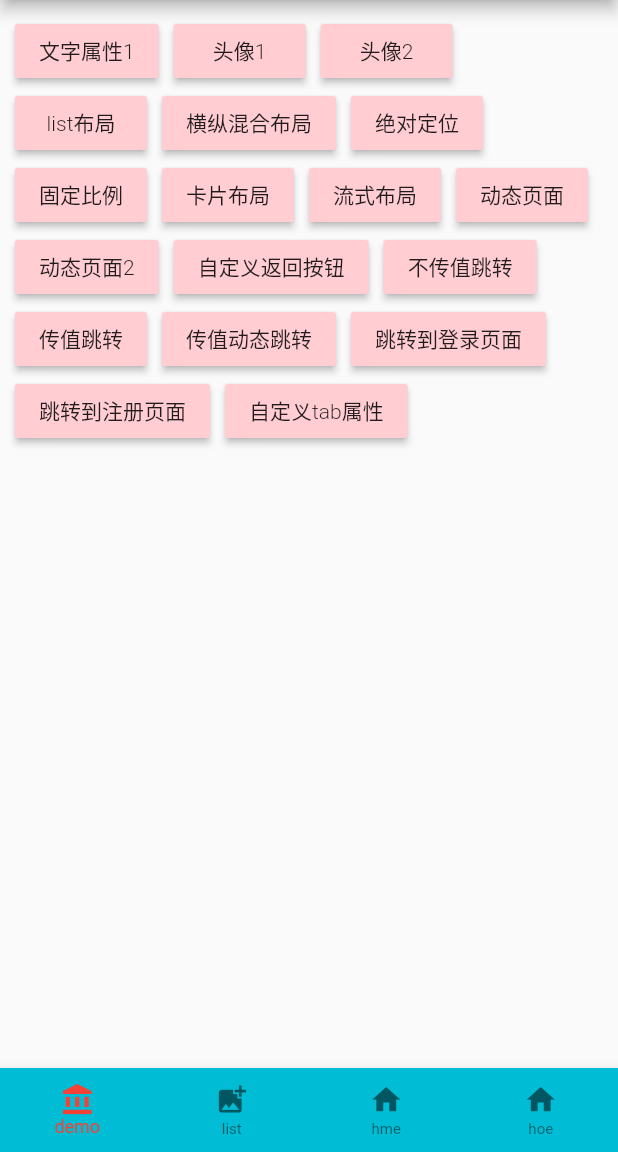
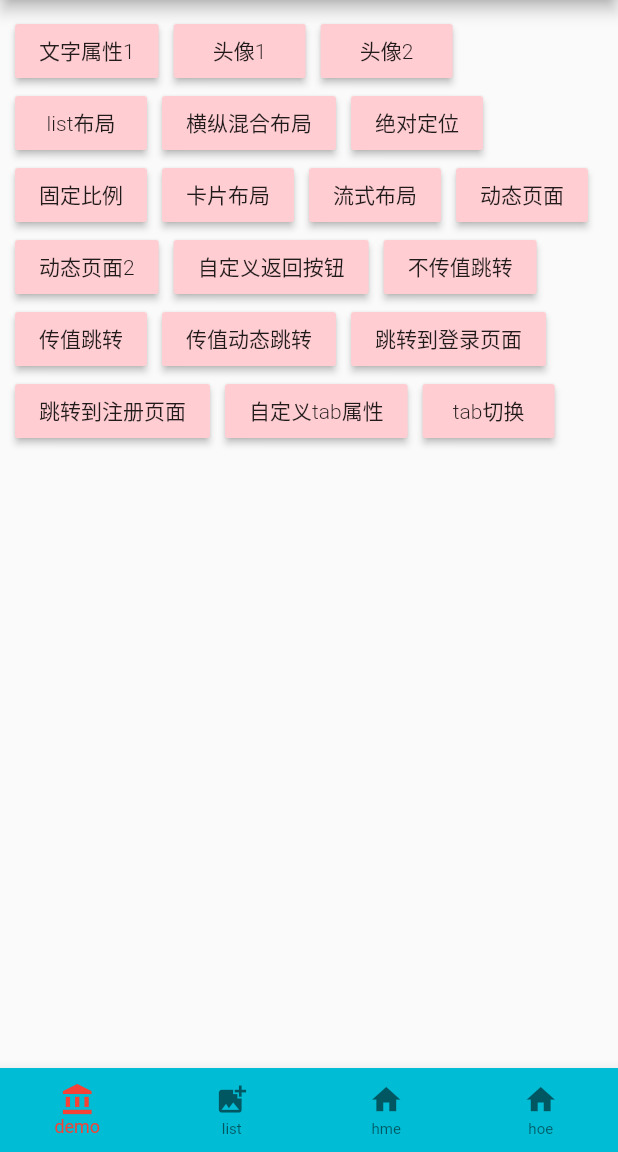
Before and after one commit to tcyeee/flutter_note, a Flutter app: the screen it shows after launch, on a phone screen of 412 x 824 dp, the part 84-1236 px from its top. Run offline on Flutter 3.47's test engine with Material 2 defaults, Android fonts, the phone set to English and light mode, and no system bars; our stand-ins replace localstorage, shared_preferences.

Commit message:
添加自定义tab切换

```diff
--- /dev/null
+++ b/lib/pages/demo/22.dart
@@ -0,0 +1,25 @@
+import 'package:flutter/cupertino.dart';
+import 'package:flutter/material.dart';
+
+class SwiftTabDemo extends StatelessWidget {
+  const SwiftTabDemo({Key key}) : super(key: key);
+
+  @override
+  Widget build(BuildContext context) {
+    return DefaultTabController(
+        length: 3,
+        child: Scaffold(
+            appBar: AppBar(
+                title: Text("tab切换"),
+                bottom: TabBar(tabs: <Widget>[
+                  Tab(child: Text("第一个")),
+                  Tab(child: Text("第二个")),
+                  Tab(child: Text("第三个")),
+                ])),
+            body: TabBarView(children: <Widget>[
+              Center(child: Text("tab切换目标页面1")),
+              Center(child: Text("tab切换目标页面2")),
+              Center(child: Text("tab切换目标页面3")),
+            ])));
+  }
+}
--- a/lib/pages/demo/demo_home.dart
+++ b/lib/pages/demo/demo_home.dart
@@ -45,6 +45,7 @@ class _DemoHomePageState extends State<DemoHomePage> {
         _toPage(context, "跳转到登录页面", "/toLogin"),
         _toPage(context, "跳转到注册页面", "/toRegisterFirst"),
         _toPage(context, "自定义tab属性", "/toAppbarDemo"),
+        _toPage(context, "tab切换", "/toSwiftTabDemo"),
       ])
     ]);
   }
--- a/lib/router/router.dart
+++ b/lib/router/router.dart
@@ -8,6 +8,7 @@ import 'package:fun_flutter_demo/pages/demo/15.dart';
 import 'package:fun_flutter_demo/pages/demo/18.dart';
 import 'package:fun_flutter_demo/pages/demo/19.dart';
 import 'package:fun_flutter_demo/pages/demo/21.dart';
+import 'package:fun_flutter_demo/pages/demo/22.dart';
 import 'package:fun_flutter_demo/router/router_app_bar.dart';
 
 // 配置路由
@@ -28,6 +29,7 @@ final router = {
   '/toRegisterSecond': (context) => RegisterSecond(),
   '/toRegisterThird': (context) => RegisterThird(),
   '/toAppbarDemo': (context) => AppbarDemo(),
+  '/toSwiftTabDemo': (context) => SwiftTabDemo(),
 };
 
 // ignore: missing_return, top_level_function_literal_block
```
